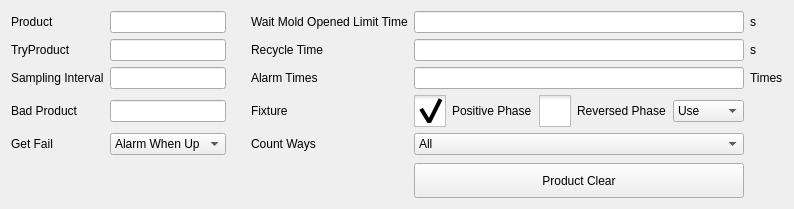
The window that hcsettings/ichcproductsettingframe.ui (dongdong-2009/3-5AxisRobot) describes before a commit, drawn with Qt 5.
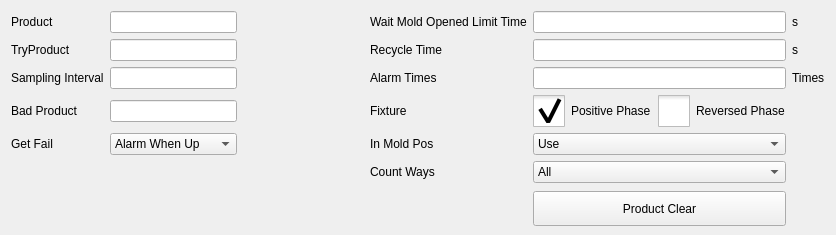
The same window after the commit. Icons and pictures are not drawn. Custom widgets are drawn as their Qt base class.

The edit to the form file:
```diff
--- a/hcsettings/ichcproductsettingframe.ui
+++ b/hcsettings/ichcproductsettingframe.ui
@@ -6,7 +6,7 @@
    <rect>
     <x>0</x>
     <y>0</y>
-    <width>794</width>
+    <width>836</width>
     <height>209</height>
    </rect>
   </property>
@@ -60,7 +60,7 @@
      </property>
     </widget>
    </item>
-   <item row="6" column="5">
+   <item row="7" column="5">
     <widget class="QPushButton" name="productClearButton">
      <property name="minimumSize">
       <size>
@@ -105,27 +105,6 @@
    <item row="2" column="1">
     <widget class="ICLineEditWithVirtualNumericKeypad" name="samplingEdit"/>
    </item>
-   <item row="5" column="0">
-    <widget class="QLabel" name="label_10">
-     <property name="text">
-      <string>Get Fail</string>
-     </property>
-    </widget>
-   </item>
-   <item row="5" column="1">
-    <widget class="QComboBox" name="getFailWay">
-     <item>
-      <property name="text">
-       <string>Alarm When Up</string>
-      </property>
-     </item>
-     <item>
-      <property name="text">
-       <string>Alarm Once</string>
-      </property>
-     </item>
-    </widget>
-   </item>
    <item row="3" column="1">
     <widget class="ICLineEditWithVirtualNumericKeypad" name="samplingEdit_3"/>
    </item>
@@ -136,7 +115,7 @@
      </property>
     </widget>
    </item>
-   <item row="5" column="3">
+   <item row="6" column="3">
     <widget class="QLabel" name="label_18">
      <property name="styleSheet">
       <string notr="true">height:27px ;</string>
@@ -146,7 +125,7 @@
      </property>
     </widget>
    </item>
-   <item row="5" column="5">
+   <item row="6" column="5">
     <widget class="QComboBox" name="countUnitBox">
      <item>
       <property name="text">
@@ -277,22 +256,15 @@
        </attribute>
       </widget>
      </item>
-     <item>
-      <widget class="QComboBox" name="fixtureComboBox">
-       <item>
-        <property name="text">
-         <string>Use</string>
-        </property>
-       </item>
-       <item>
-        <property name="text">
-         <string>No Use</string>
-        </property>
-       </item>
-      </widget>
-     </item>
     </layout>
    </item>
+   <item row="2" column="6">
+    <widget class="QLabel" name="label_6">
+     <property name="text">
+      <string>Times</string>
+     </property>
+    </widget>
+   </item>
    <item row="2" column="3">
     <widget class="QLabel" name="label_5">
      <property name="text">
@@ -303,13 +275,6 @@
    <item row="2" column="5">
     <widget class="ICLineEditWithVirtualNumericKeypad" name="alarmTimesEdit"/>
    </item>
-   <item row="2" column="6">
-    <widget class="QLabel" name="label_6">
-     <property name="text">
-      <string>Times</string>
-     </property>
-    </widget>
-   </item>
    <item row="1" column="6">
     <widget class="QLabel" name="label_11">
      <property name="text">
@@ -317,9 +282,6 @@
      </property>
     </widget>
    </item>
-   <item row="1" column="5">
-    <widget class="ICLineEditWithVirtualNumericKeypad" name="recycleTimeEdit"/>
-   </item>
    <item row="1" column="3">
     <widget class="QLabel" name="label_3">
      <property name="text">
@@ -327,6 +289,54 @@
      </property>
     </widget>
    </item>
+   <item row="1" column="5">
+    <widget class="ICLineEditWithVirtualNumericKeypad" name="recycleTimeEdit"/>
+   </item>
+   <item row="4" column="3">
+    <widget class="QLabel" name="label_19">
+     <property name="styleSheet">
+      <string notr="true">height:27px ;</string>
+     </property>
+     <property name="text">
+      <string>In Mold Pos</string>
+     </property>
+    </widget>
+   </item>
+   <item row="4" column="0">
+    <widget class="QLabel" name="label_10">
+     <property name="text">
+      <string>Get Fail</string>
+     </property>
+    </widget>
+   </item>
+   <item row="4" column="1">
+    <widget class="QComboBox" name="getFailWay">
+     <item>
+      <property name="text">
+       <string>Alarm When Up</string>
+      </property>
+     </item>
+     <item>
+      <property name="text">
+       <string>Alarm Once</string>
+      </property>
+     </item>
+    </widget>
+   </item>
+   <item row="4" column="5">
+    <widget class="QComboBox" name="fixtureComboBox">
+     <item>
+      <property name="text">
+       <string>Use</string>
+      </property>
+     </item>
+     <item>
+      <property name="text">
+       <string>No Use</string>
+      </property>
+     </item>
+    </widget>
+   </item>
   </layout>
  </widget>
  <customwidgets>
```
